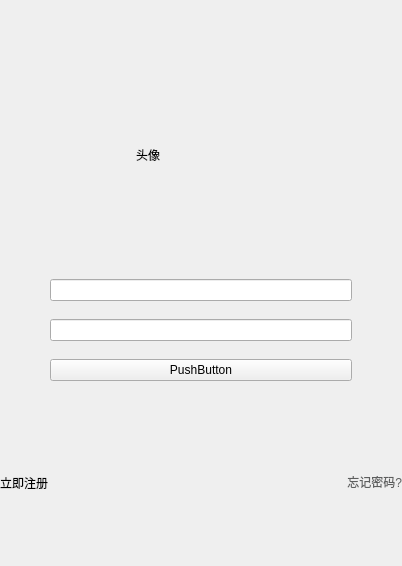
Old version of the form UiFiles/LoginWidget.ui in the repository 625781186/QtSkin.
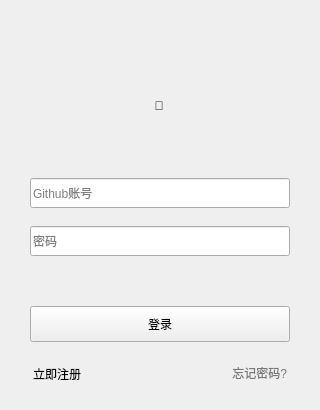
New version of the form. Custom widgets are drawn as their Qt base class.

```diff
--- a/UiFiles/LoginWidget.ui
+++ b/UiFiles/LoginWidget.ui
@@ -6,53 +6,212 @@
    <rect>
     <x>0</x>
     <y>0</y>
-    <width>402</width>
-    <height>566</height>
+    <width>320</width>
+    <height>410</height>
    </rect>
   </property>
-  <property name="minimumSize">
-   <size>
-    <width>0</width>
-    <height>430</height>
-   </size>
-  </property>
   <property name="windowTitle">
    <string>Login</string>
   </property>
+  <layout class="QHBoxLayout" name="horizontalLayout">
+   <property name="spacing">
+    <number>0</number>
+   </property>
+   <property name="leftMargin">
+    <number>5</number>
+   </property>
+   <property name="topMargin">
+    <number>5</number>
+   </property>
+   <property name="rightMargin">
+    <number>5</number>
+   </property>
+   <property name="bottomMargin">
+    <number>5</number>
+   </property>
+   <item>
+    <widget class="QWidget" name="loginWidgetBg" native="true">
+     <property name="minimumSize">
+      <size>
+       <width>310</width>
+       <height>400</height>
+      </size>
+     </property>
+     <property name="maximumSize">
+      <size>
+       <width>310</width>
+       <height>400</height>
+      </size>
+     </property>
   <layout class="QGridLayout" name="gridLayout">
    <property name="leftMargin">
     <number>0</number>
    </property>
+      <property name="topMargin">
+       <number>0</number>
+      </property>
    <property name="rightMargin">
     <number>0</number>
    </property>
+      <property name="bottomMargin">
+       <number>0</number>
+      </property>
+      <property name="spacing">
+       <number>0</number>
+      </property>
+      <item row="2" column="2">
+       <spacer name="horizontalSpacer_2">
+        <property name="orientation">
+         <enum>Qt::Horizontal</enum>
+        </property>
+        <property name="sizeHint" stdset="0">
+         <size>
+          <width>93</width>
+          <height>101</height>
+         </size>
+        </property>
+       </spacer>
+      </item>
+      <item row="1" column="1">
+       <spacer name="verticalSpacer">
+        <property name="orientation">
+         <enum>Qt::Vertical</enum>
+        </property>
+        <property name="sizeType">
+         <enum>QSizePolicy::Fixed</enum>
+        </property>
+        <property name="sizeHint" stdset="0">
+         <size>
+          <width>160</width>
+          <height>22</height>
+         </size>
+        </property>
+       </spacer>
+      </item>
+      <item row="3" column="1">
+       <spacer name="verticalSpacer_2">
+        <property name="orientation">
+         <enum>Qt::Vertical</enum>
+        </property>
+        <property name="sizeType">
+         <enum>QSizePolicy::Fixed</enum>
+        </property>
+        <property name="sizeHint" stdset="0">
+         <size>
+          <width>160</width>
+          <height>22</height>
+         </size>
+        </property>
+       </spacer>
+      </item>
+      <item row="2" column="1">
+       <widget class="QLabel" name="labelHead">
+        <property name="text">
+         <string></string>
+        </property>
+        <property name="alignment">
+         <set>Qt::AlignCenter</set>
+        </property>
+       </widget>
+      </item>
+      <item row="2" column="0">
+       <spacer name="horizontalSpacer">
+        <property name="orientation">
+         <enum>Qt::Horizontal</enum>
+        </property>
+        <property name="sizeHint" stdset="0">
+         <size>
+          <width>92</width>
+          <height>101</height>
+         </size>
+        </property>
+       </spacer>
+      </item>
    <item row="4" column="0" colspan="3">
     <widget class="QWidget" name="widget" native="true">
      <layout class="QVBoxLayout" name="verticalLayout">
+         <property name="spacing">
+          <number>18</number>
+         </property>
       <property name="leftMargin">
-       <number>50</number>
+          <number>25</number>
+         </property>
+         <property name="topMargin">
+          <number>0</number>
       </property>
       <property name="rightMargin">
-       <number>50</number>
+          <number>25</number>
+         </property>
+         <property name="bottomMargin">
+          <number>0</number>
       </property>
       <item>
-       <widget class="QLineEdit" name="lineEdit">
+          <widget class="QLineEdit" name="editUsername">
+           <property name="minimumSize">
+            <size>
+             <width>0</width>
+             <height>30</height>
+            </size>
+           </property>
+           <property name="maximumSize">
+            <size>
+             <width>16777215</width>
+             <height>30</height>
+            </size>
+           </property>
+           <property name="placeholderText">
+            <string>Github账号</string>
+           </property>
         <property name="clearButtonEnabled">
          <bool>true</bool>
         </property>
        </widget>
       </item>
       <item>
-       <widget class="QLineEdit" name="lineEdit_2">
+          <widget class="QLineEdit" name="editPassword">
+           <property name="minimumSize">
+            <size>
+             <width>0</width>
+             <height>30</height>
+            </size>
+           </property>
+           <property name="maximumSize">
+            <size>
+             <width>16777215</width>
+             <height>30</height>
+            </size>
+           </property>
         <property name="echoMode">
          <enum>QLineEdit::Password</enum>
         </property>
+           <property name="placeholderText">
+            <string>密码</string>
+           </property>
        </widget>
       </item>
       <item>
-       <widget class="QPushButton" name="pushButton">
+          <widget class="QLabel" name="labelNotice">
         <property name="text">
-         <string>PushButton</string>
+            <string/>
+           </property>
+          </widget>
+         </item>
+         <item>
+          <widget class="QPushButton" name="buttonLogin">
+           <property name="minimumSize">
+            <size>
+             <width>0</width>
+             <height>36</height>
+            </size>
+           </property>
+           <property name="maximumSize">
+            <size>
+             <width>16777215</width>
+             <height>36</height>
+            </size>
+           </property>
+           <property name="text">
+            <string>登录</string>
         </property>
        </widget>
       </item>
@@ -64,25 +223,46 @@
      <property name="maximumSize">
       <size>
        <width>16777215</width>
-       <height>40</height>
+          <height>28</height>
       </size>
      </property>
     </widget>
    </item>
-   <item row="2" column="0">
-    <spacer name="horizontalSpacer">
-     <property name="orientation">
-      <enum>Qt::Horizontal</enum>
-     </property>
-     <property name="sizeHint" stdset="0">
+      <item row="6" column="0" colspan="3">
+       <widget class="QWidget" name="loginWidgetBottom" native="true">
+        <property name="minimumSize">
       <size>
-       <width>40</width>
-       <height>20</height>
-      </size>
-     </property>
-    </spacer>
-   </item>
-   <item row="7" column="1">
+          <width>0</width>
+          <height>54</height>
+         </size>
+        </property>
+        <layout class="QHBoxLayout" name="horizontalLayout_2">
+         <property name="spacing">
+          <number>0</number>
+         </property>
+         <property name="leftMargin">
+          <number>28</number>
+         </property>
+         <property name="topMargin">
+          <number>0</number>
+         </property>
+         <property name="rightMargin">
+          <number>28</number>
+         </property>
+         <property name="bottomMargin">
+          <number>0</number>
+         </property>
+         <item>
+          <widget class="QLabel" name="labelRegister">
+           <property name="text">
+            <string>&lt;html&gt;&lt;head/&gt;&lt;body&gt;&lt;p&gt;&lt;a href=&quot;https://github.com/join?source=login&quot;&gt;&lt;span style=&quot; text-decoration: none; color:#24afff;&quot;&gt;立即注册&lt;/span&gt;&lt;/a&gt;&lt;/p&gt;&lt;/body&gt;&lt;/html&gt;</string>
+           </property>
+           <property name="openExternalLinks">
+            <bool>true</bool>
+           </property>
+          </widget>
+         </item>
+         <item>
     <spacer name="horizontalSpacer_3">
      <property name="orientation">
       <enum>Qt::Horizontal</enum>
@@ -95,10 +275,10 @@
      </property>
     </spacer>
    </item>
-   <item row="7" column="2">
-    <widget class="QLabel" name="label_3">
+         <item>
+          <widget class="QLabel" name="labelForgot">
      <property name="text">
-      <string>&lt;html&gt;&lt;head/&gt;&lt;body&gt;&lt;p&gt;&lt;a href=&quot;https://github.com/password_reset&quot;&gt;&lt;span style=&quot; text-decoration: none; color:rgb(93, 94, 94);&quot;&gt;忘记密码?&lt;/span&gt;&lt;/a&gt;&lt;/p&gt;&lt;/body&gt;&lt;/html&gt;</string>
+            <string>&lt;html&gt;&lt;head/&gt;&lt;body&gt;&lt;p&gt;&lt;a href=&quot;https://github.com/password_reset&quot;&gt;&lt;span style=&quot; text-decoration: none; color:#787878;&quot;&gt;忘记密码?&lt;/span&gt;&lt;/a&gt;&lt;/p&gt;&lt;/body&gt;&lt;/html&gt;</string>
      </property>
      <property name="alignment">
       <set>Qt::AlignRight|Qt::AlignTrailing|Qt::AlignVCenter</set>
@@ -108,68 +288,12 @@
      </property>
     </widget>
    </item>
-   <item row="7" column="0">
-    <widget class="QLabel" name="label_2">
-     <property name="text">
-      <string>&lt;html&gt;&lt;head/&gt;&lt;body&gt;&lt;p&gt;&lt;a href=&quot;https://github.com/join?source=login&quot;&gt;&lt;span style=&quot; text-decoration: none; color:#0000ff;&quot;&gt;立即注册&lt;/span&gt;&lt;/a&gt;&lt;/p&gt;&lt;/body&gt;&lt;/html&gt;</string>
-     </property>
-     <property name="openExternalLinks">
-      <bool>true</bool>
-     </property>
-    </widget>
-   </item>
-   <item row="2" column="2">
-    <spacer name="horizontalSpacer_2">
-     <property name="orientation">
-      <enum>Qt::Horizontal</enum>
-     </property>
-     <property name="sizeHint" stdset="0">
-      <size>
-       <width>40</width>
-       <height>20</height>
-      </size>
-     </property>
-    </spacer>
-   </item>
-   <item row="2" column="1">
-    <widget class="QLabel" name="label">
-     <property name="text">
-      <string>头像</string>
-     </property>
+        </layout>
+       </widget>
+      </item>
+     </layout>
     </widget>
    </item>
-   <item row="1" column="1">
-    <spacer name="verticalSpacer">
-     <property name="orientation">
-      <enum>Qt::Vertical</enum>
-     </property>
-     <property name="sizeType">
-      <enum>QSizePolicy::Fixed</enum>
-     </property>
-     <property name="sizeHint" stdset="0">
-      <size>
-       <width>20</width>
-       <height>25</height>
-      </size>
-     </property>
-    </spacer>
-   </item>
-   <item row="3" column="1">
-    <spacer name="verticalSpacer_2">
-     <property name="orientation">
-      <enum>Qt::Vertical</enum>
-     </property>
-     <property name="sizeType">
-      <enum>QSizePolicy::Fixed</enum>
-     </property>
-     <property name="sizeHint" stdset="0">
-      <size>
-       <width>20</width>
-       <height>25</height>
-      </size>
-     </property>
-    </spacer>
-   </item>
   </layout>
  </widget>
  <customwidgets>
```
Left out of the diff: 2 changed lines with no effect on the pictures. Lines whose indentation alone changed are shown as unchanged.
